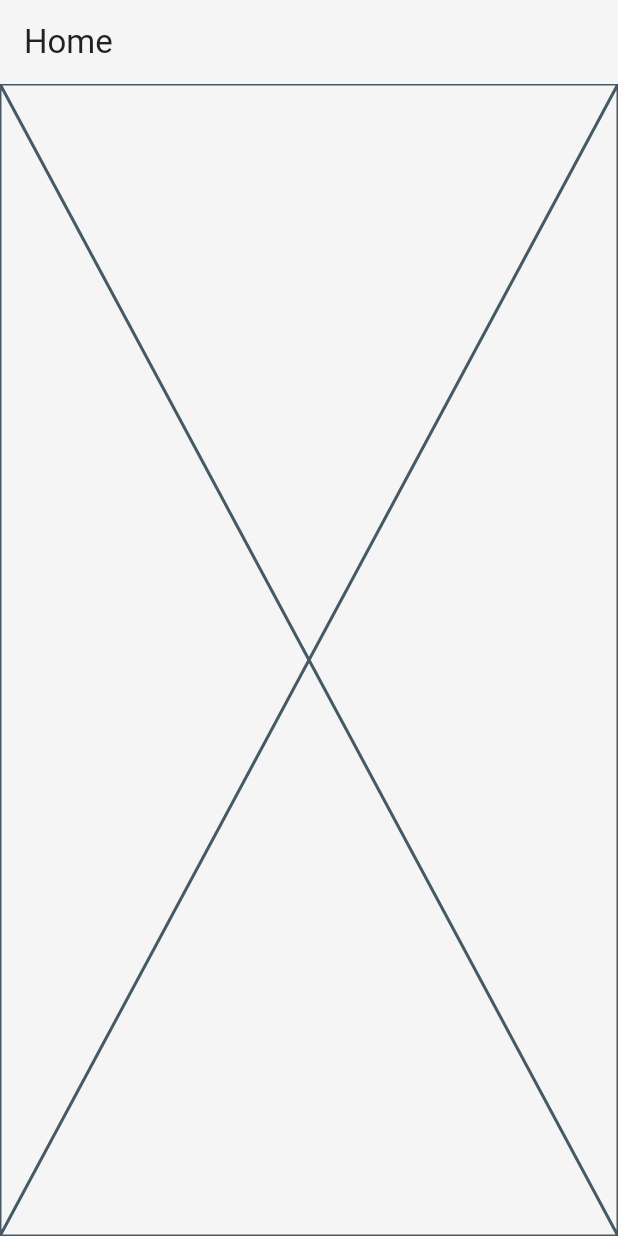
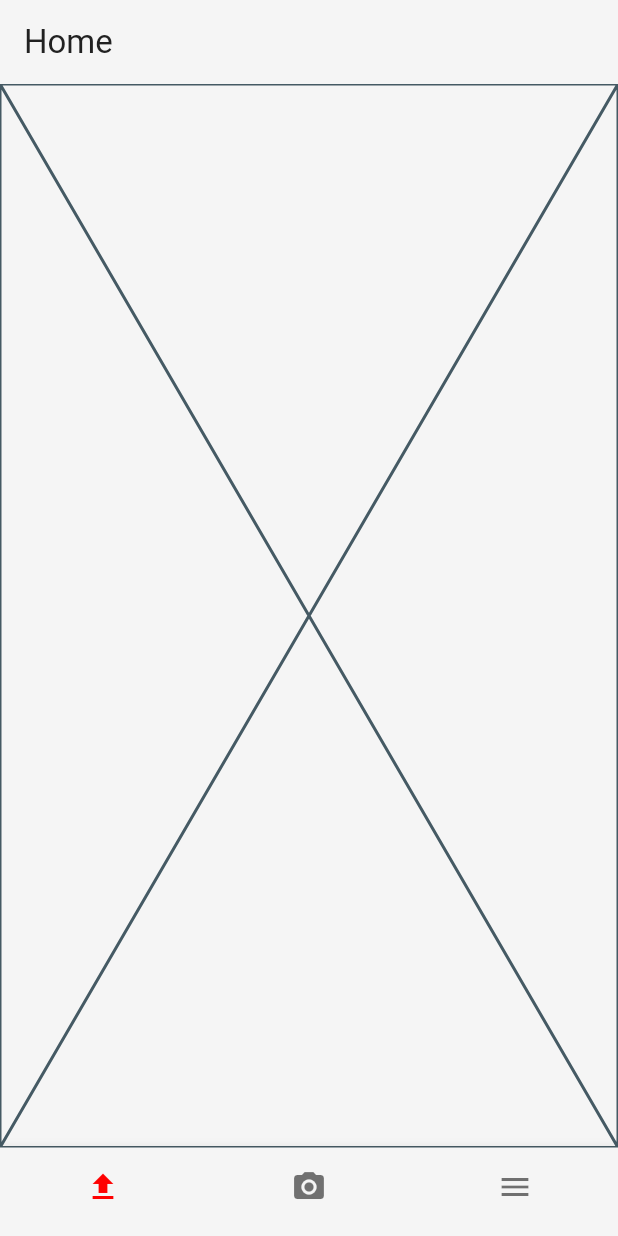
Before and after one commit to fhstp/ergo4all, a Flutter app: the HomeScreen screen opened directly, on a phone screen of 412 x 824 dp. Run offline on Flutter 3.47's test engine with Material 3 defaults, Android fonts, the phone set to English and light mode, and no system bars.

Commit message:
add bottom bar

```diff
--- a/lib/screens/home.dart
+++ b/lib/screens/home.dart
@@ -6,9 +6,19 @@ class HomeScreen extends StatelessWidget {
   @override
   Widget build(BuildContext context) {
     return Scaffold(
-        appBar: AppBar(
-          title: const Text("Home"),
-        ),
-        body: const Placeholder());
+      appBar: AppBar(
+        title: const Text("Home"),
+      ),
+      body: const Placeholder(),
+      bottomNavigationBar: BottomNavigationBar(
+        showSelectedLabels: false,
+        showUnselectedLabels: false,
+        items: const [
+          BottomNavigationBarItem(icon: Icon(Icons.upload), label: ""),
+          BottomNavigationBarItem(icon: Icon(Icons.camera_alt), label: ""),
+          BottomNavigationBarItem(icon: Icon(Icons.menu), label: "")
+        ],
+      ),
+    );
   }
 }
```
